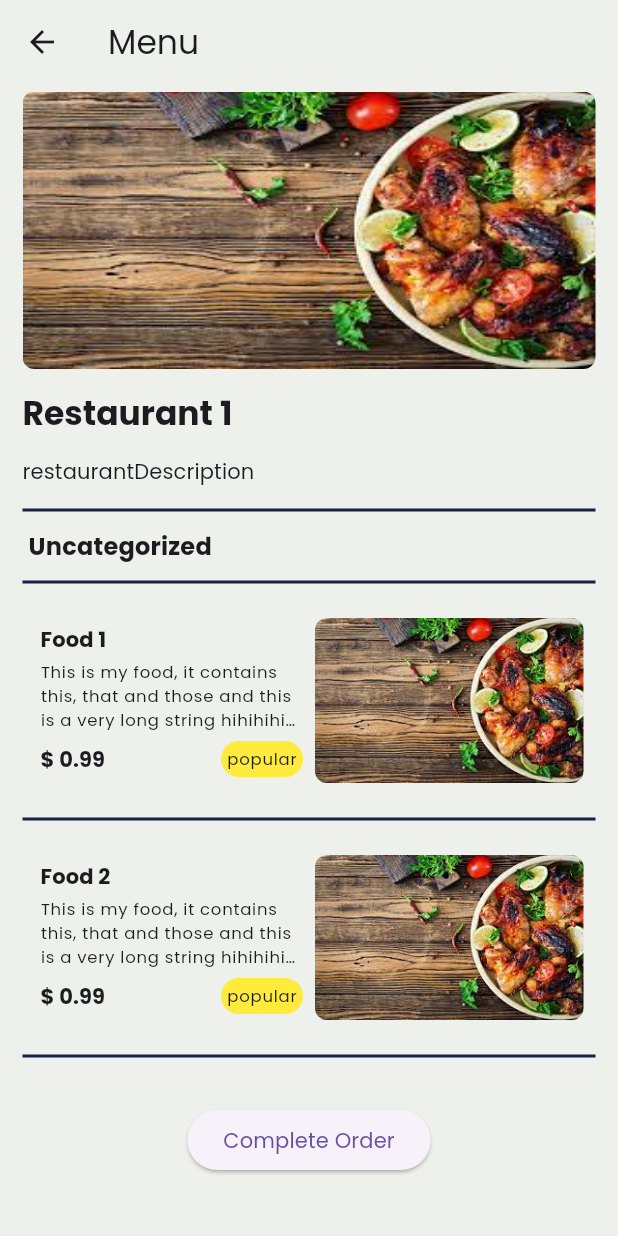
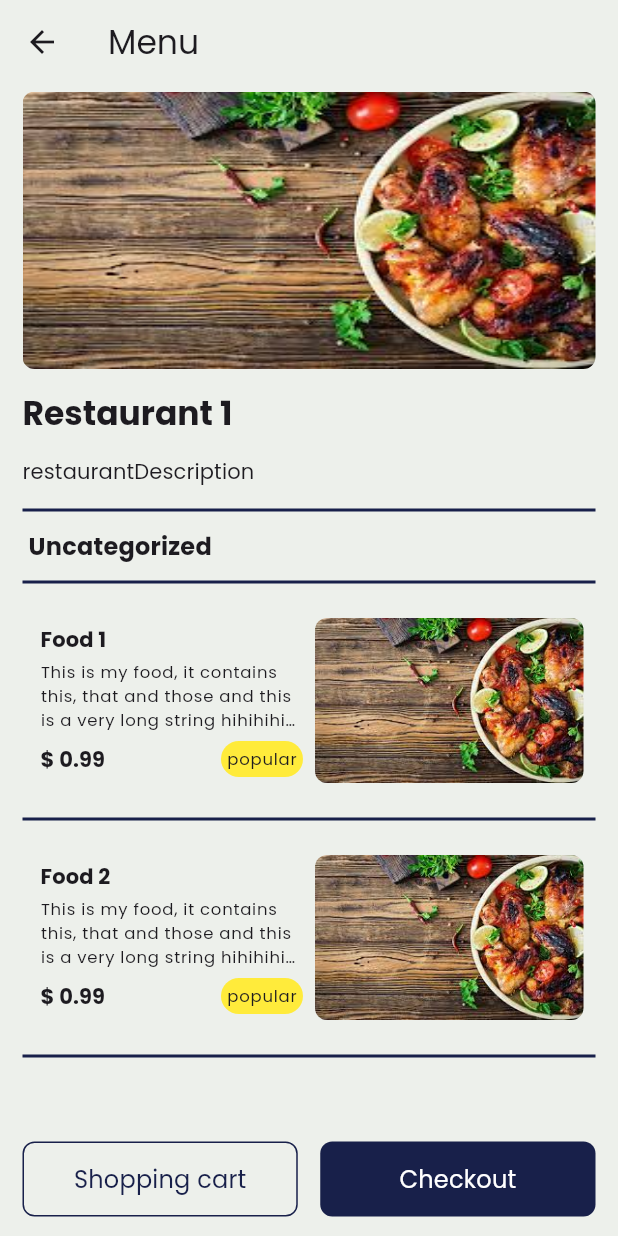
Before and after one commit to Yuanxyyds/FoodTruckMobile, a Flutter app: the screen it shows after launch, after a tap on "Restaurant 1", on a phone screen of 412 x 824 dp. Run offline on Flutter 3.47's test engine with Material 2 defaults, Android fonts, the light colour scheme and no system bars; our stand-ins replace cloud_firestore, device_preview, firebase_auth, firebase_core, fluttertoast; accounts and stored records are empty.

Commit message:
feat: Shopping cart screen
TODO:

1. Dynamically render cart items, including amount, price, etc.

2. Refactor the counter, it appears in both food details screen and shopping cart screen

```diff
--- a/lib/screen/restaurant_menu_screen.dart
+++ b/lib/screen/restaurant_menu_screen.dart
@@ -1,10 +1,13 @@
 import 'dart:math';
 
 import 'package:flutter/material.dart';
+import 'package:food_truck_mobile/screen/shopping_cart_screen.dart';
 import 'package:food_truck_mobile/widget/food_button.dart';
 import 'package:food_truck_mobile/widget/section_divider.dart';
 import 'package:food_truck_mobile/widget/section_header_tb.dart';
 import 'package:food_truck_mobile/widget/text.dart';
+
+import '../helper/constants.dart';
 
 /// The [RestaurantMenuScreen], the parameter should be future changes to a
 /// Restaurant Model
@@ -55,25 +58,67 @@ class RestaurantMenuScreen extends StatelessWidget {
               isBold: true,
               padding: const EdgeInsets.symmetric(vertical: 15),
             ),
-
             TextTitleSmall(
               text: restaurantDescription,
               padding: EdgeInsets.zero,
             ),
-
             const SectionHeaderTB(text: 'Uncategorized'),
             ..._getContent(),
-            const SizedBox(height: 16),
-            Align(
-              alignment: Alignment.center,
-              child: ElevatedButton(
-                onPressed: () {
-                  // Complete order functionality
-                },
-                child: const Text('Complete Order'),
+            const SizedBox(height: 90.0),
+          ],
+        ),
+      ),
+      bottomSheet: Padding(
+        padding: const EdgeInsets.symmetric(vertical: 8.0, horizontal: 15.0),
+        child: SizedBox(
+          height: 60.0,
+          child: Row(
+            children: [
+              Expanded(
+                  flex: 5,
+                  child: GestureDetector(
+                    onTap: () {
+                      Navigator.of(context).push(
+                        PageRouteBuilder(
+                          pageBuilder:
+                              (context, animation, secondaryAnimation) =>
+                                  const ShoppingCart(),
+                          transitionDuration: Duration.zero,
+                        ),
+                      );
+                    },
+                    child: Container(
+                        height: 50.0,
+                        decoration: BoxDecoration(
+                            border: Border.all(color: Constants.primaryColor),
+                            borderRadius: BorderRadius.circular(8.0),
+                            color: Colors.transparent),
+                        child: const Center(
+                          child: TextTitleMedium(
+                            text: "Shopping cart",
+                            color: Constants.primaryColor,
+                          ),
+                        )),
+                  )),
+              const SizedBox(
+                width: 15.0,
               ),
-            ),
-          ],
+              Expanded(
+                flex: 5,
+                child: Container(
+                    height: 50.0,
+                    decoration: BoxDecoration(
+                        borderRadius: BorderRadius.circular(8.0),
+                        color: Constants.primaryColor),
+                    child: const Center(
+                      child: TextTitleMedium(
+                        text: "Checkout",
+                        color: Colors.white,
+                      ),
+                    )),
+              )
+            ],
+          ),
         ),
       ),
     );
```
Also changed, not shown: lib/screen/food_detail_screen.dart (+5 -2 lines), lib/screen/shopping_cart_screen.dart (added, +117 -0 lines), lib/widget/cart_item.dart (added, +98 -0 lines).
